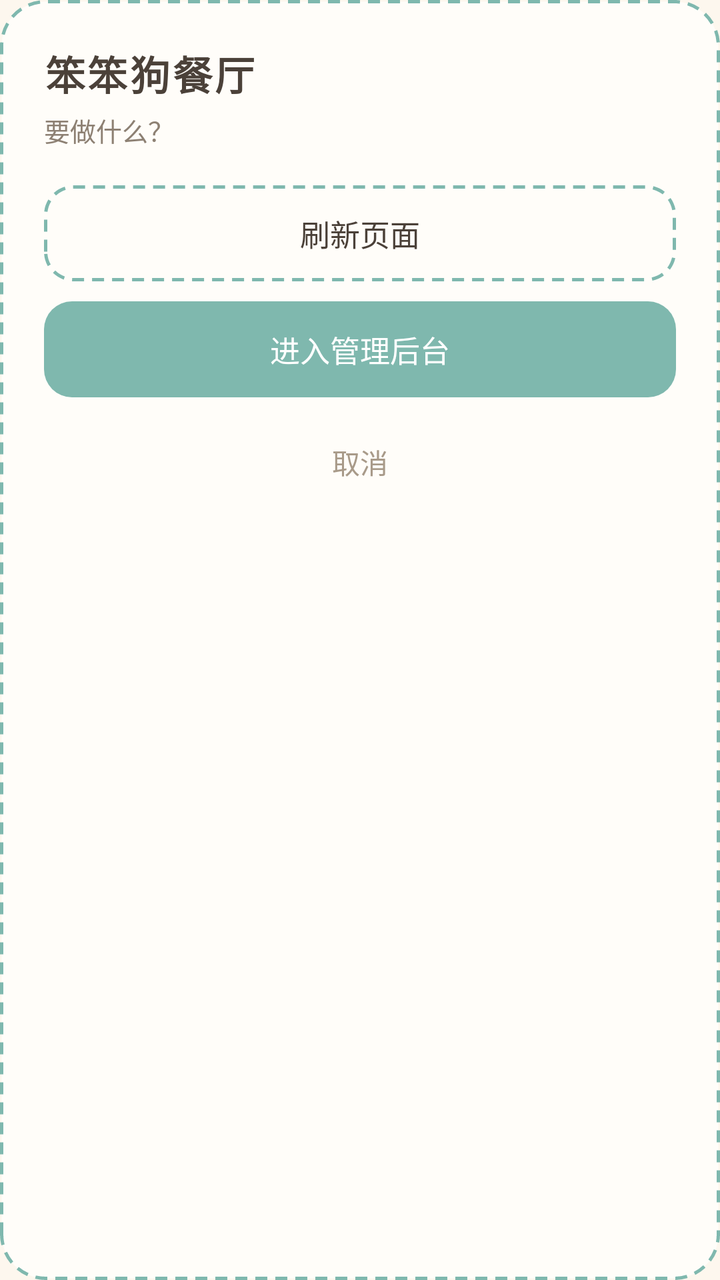
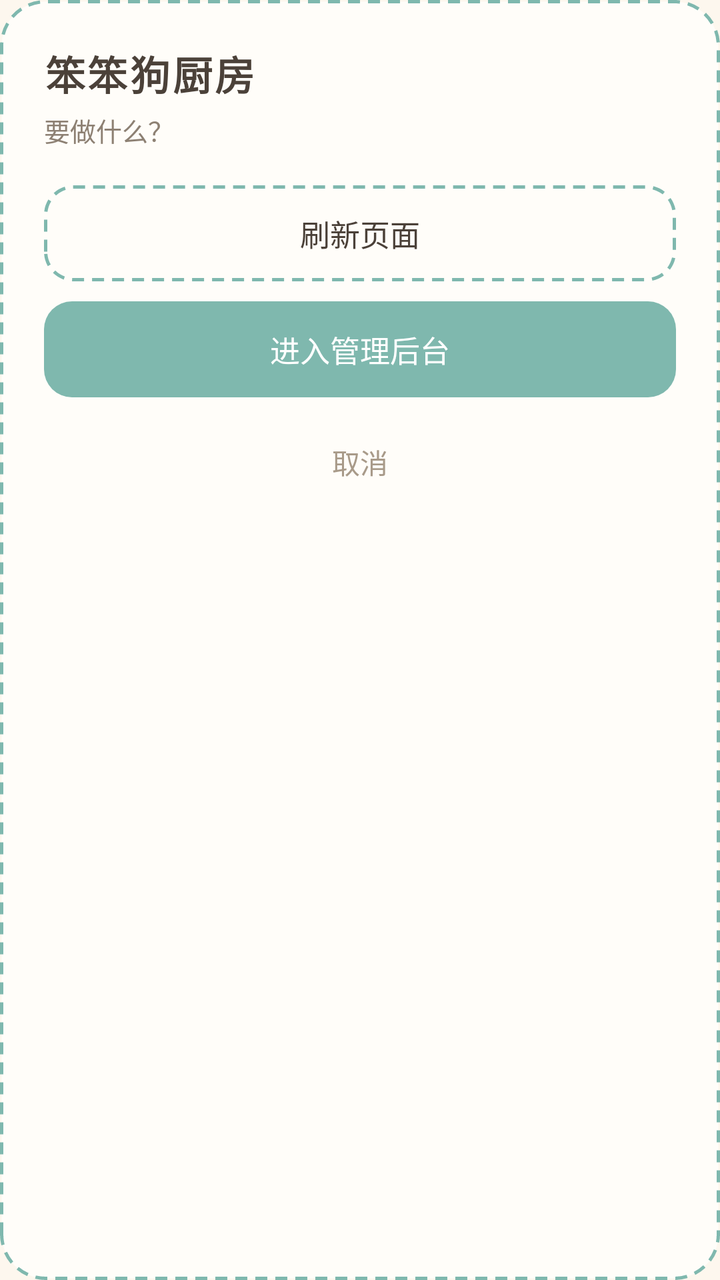

An Android layout rendered at two revisions. The XML below is the earlier revision; the diff shows what the commit changed to produce the second picture.
<!-- AndroidManifest.xml: application theme Theme.Xiaojia -->
<!-- res/layout/dialog_menu.xml -->
<?xml version="1.0" encoding="utf-8"?>
<LinearLayout xmlns:android="http://schemas.android.com/apk/res/android"
    android:layout_width="300dp"
    android:layout_height="wrap_content"
    android:orientation="vertical"
    android:background="@drawable/dialog_bg"
    android:padding="22dp">

    <TextView
        android:layout_width="wrap_content"
        android:layout_height="wrap_content"
        android:text="笨笨狗餐厅"
        android:textColor="#4B4139"
        android:textSize="20sp"
        android:textStyle="bold"
        android:letterSpacing="0.06" />

    <TextView
        android:layout_width="wrap_content"
        android:layout_height="wrap_content"
        android:layout_marginTop="4dp"
        android:layout_marginBottom="18dp"
        android:text="要做什么？"
        android:textColor="#8D8073"
        android:textSize="13sp" />

    <TextView
        android:id="@+id/btnRefresh"
        android:layout_width="match_parent"
        android:layout_height="wrap_content"
        android:background="@drawable/btn_ghost"
        android:gravity="center"
        android:paddingTop="13dp"
        android:paddingBottom="13dp"
        android:text="刷新页面"
        android:textColor="#4B4139"
        android:textSize="15sp" />

    <TextView
        android:id="@+id/btnAdmin"
        android:layout_width="match_parent"
        android:layout_height="wrap_content"
        android:layout_marginTop="10dp"
        android:background="@drawable/btn_primary"
        android:gravity="center"
        android:paddingTop="13dp"
        android:paddingBottom="13dp"
        android:text="进入管理后台"
        android:textColor="#FFFFFF"
        android:textSize="15sp" />

    <TextView
        android:id="@+id/btnCancel"
        android:layout_width="match_parent"
        android:layout_height="wrap_content"
        android:layout_marginTop="14dp"
        android:gravity="center"
        android:paddingTop="8dp"
        android:paddingBottom="8dp"
        android:text="取消"
        android:textColor="#A89A89"
        android:textSize="14sp" />
</LinearLayout>
<!-- resources referenced by this layout -->
<resources>
  <!-- drawable btn_ghost (drawable) -->
  <?xml version="1.0" encoding="utf-8"?>
  <shape xmlns:android="http://schemas.android.com/apk/res/android" android:shape="rectangle">
      <solid android:color="#FFFDF9" />
      <corners android:radius="14dp" />
      <stroke android:width="1.5dp" android:color="#7FB8AE" android:dashWidth="6dp" android:dashGap="4dp" />
  </shape>
  <!-- drawable btn_primary (drawable) -->
  <?xml version="1.0" encoding="utf-8"?>
  <shape xmlns:android="http://schemas.android.com/apk/res/android" android:shape="rectangle">
      <solid android:color="#7FB8AE" />
      <corners android:radius="14dp" />
  </shape>
  <!-- drawable dialog_bg (drawable) -->
  <?xml version="1.0" encoding="utf-8"?>
  <shape xmlns:android="http://schemas.android.com/apk/res/android" android:shape="rectangle">
      <solid android:color="#FFFDF9" />
      <corners android:radius="22dp" />
      <stroke android:width="1.5dp" android:color="#7FB8AE" android:dashWidth="6dp" android:dashGap="4dp" />
  </shape>
  <style name="Theme.Xiaojia" parent="android:Theme.Material.Light.NoActionBar">
          <item name="android:windowLightStatusBar">true</item>
          <item name="android:statusBarColor">#FDF7EE</item>
          <item name="android:navigationBarColor">#FDF7EE</item>
          <item name="android:windowBackground">#FDF7EE</item>
      </style>
</resources>

<!-- the commit's change to res/layout/dialog_menu.xml (unified diff, before → after) -->
@@ -9,7 +9,7 @@
     <TextView
         android:layout_width="wrap_content"
         android:layout_height="wrap_content"
-        android:text="笨笨狗餐厅"
+        android:text="笨笨狗厨房"
         android:textColor="#4B4139"
         android:textSize="20sp"
         android:textStyle="bold"
